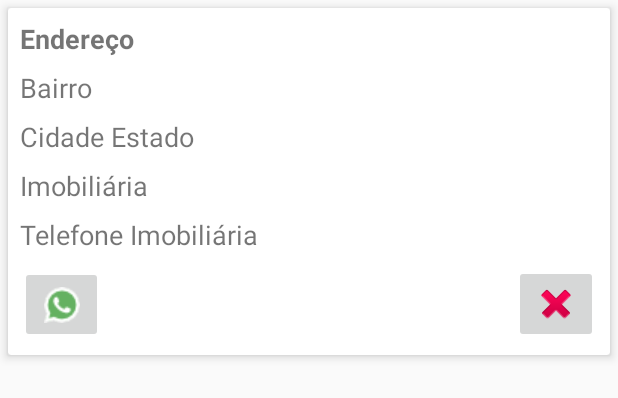
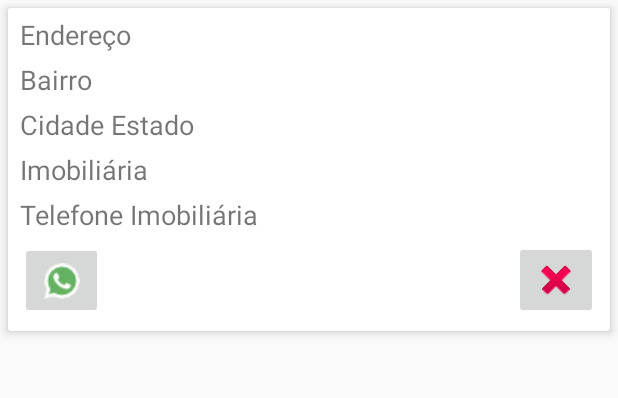
Before and after one commit to jeffersonborges/RentResidence, an Android app: the layout linha_imoveis.xml on its own in the app's theme, with its tools: preview values and no code run, on a phone screen of 412 x 824 dp. Shown: the top 398 px of the screen. Run offline under Robolectric (Android 15) with nearby library versions, the phone set to English and light mode, and no system bars.

```diff
--- a/app/src/main/java/br/com/jborges/rentresidence/Firebase/CDCMessasingService.java
+++ b/app/src/main/java/br/com/jborges/rentresidence/Firebase/CDCMessasingService.java
@@ -1,6 +1,10 @@
 package br.com.jborges.rentresidence.Firebase;
 
 import com.google.firebase.messaging.FirebaseMessagingService;
+
+/**
+ * Jefferson Borges - 2019
+ */
 
 public class CDCMessasingService extends FirebaseMessagingService {
 
--- a/app/src/main/java/br/com/jborges/rentresidence/Firebase/FirebaseInstanceIdService.java
+++ b/app/src/main/java/br/com/jborges/rentresidence/Firebase/FirebaseInstanceIdService.java
@@ -1,5 +1,8 @@
 package br.com.jborges.rentresidence.Firebase;
 
+/**
+ * Jefferson Borges - 2019
+ */
 class FirebaseInstanceIdService {
     protected void onTokenRefresh() {
 
--- a/app/src/main/java/br/com/jborges/rentresidence/Fragments/MapFragment.java
+++ b/app/src/main/java/br/com/jborges/rentresidence/Fragments/MapFragment.java
@@ -1,5 +1,4 @@
 package br.com.jborges.rentresidence.Fragments;
-
 
 import android.os.Bundle;
 import android.support.v4.app.Fragment;
@@ -19,8 +18,9 @@ import com.google.android.gms.maps.model.MarkerOptions;
 import br.com.jborges.rentresidence.R;
 
 /**
- * A simple {@link Fragment} subclass.
+ * Jefferson Borges - 2019
  */
+
 public class MapFragment extends Fragment {
 
 
--- a/app/src/main/res/layout/fragment_add_place.xml
+++ b/app/src/main/res/layout/fragment_add_place.xml
@@ -171,7 +171,7 @@
                 android:id="@+id/etTelefone"
                 android:layout_width="match_parent"
                 android:layout_height="wrap_content"
-                android:inputType="textCapSentences"/>
+                android:inputType="number"/>
         </LinearLayout>
 
         <LinearLayout
--- a/app/src/main/res/layout/linha_imoveis.xml
+++ b/app/src/main/res/layout/linha_imoveis.xml
@@ -20,11 +20,11 @@
             android:layout_gravity="center_vertical"
             android:layout_marginStart="8dp"
             android:layout_marginLeft="8dp"
-            android:layout_marginTop="8dp"
+            android:layout_marginTop="5dp"
             android:layout_marginEnd="8dp"
             android:layout_marginRight="8dp"
             android:textSize="18sp"
-            android:textStyle="bold"
+            android:textStyle="normal"
             app:layout_constraintEnd_toEndOf="parent"
             app:layout_constraintStart_toStartOf="parent"
             app:layout_constraintTop_toTopOf="parent"
@@ -37,7 +37,7 @@
             android:layout_gravity="center_vertical"
             android:layout_marginStart="8dp"
             android:layout_marginLeft="8dp"
-            android:layout_marginTop="8dp"
+            android:layout_marginTop="5dp"
             android:layout_marginEnd="8dp"
             android:layout_marginRight="8dp"
             android:textSize="18sp"
@@ -53,7 +53,7 @@
             android:layout_gravity="center_vertical"
             android:layout_marginStart="8dp"
             android:layout_marginLeft="8dp"
-            android:layout_marginTop="8dp"
+            android:layout_marginTop="5dp"
             android:layout_marginEnd="8dp"
             android:layout_marginRight="8dp"
             android:textSize="18sp"
@@ -69,7 +69,7 @@
             android:layout_gravity="center_vertical"
             android:layout_marginStart="8dp"
             android:layout_marginLeft="8dp"
-            android:layout_marginTop="8dp"
+            android:layout_marginTop="5dp"
             android:layout_marginEnd="8dp"
             android:layout_marginRight="8dp"
             android:textSize="18sp"
@@ -86,7 +86,7 @@
             android:layout_gravity="center_vertical"
             android:layout_marginStart="8dp"
             android:layout_marginLeft="8dp"
-            android:layout_marginTop="8dp"
+            android:layout_marginTop="5dp"
             android:layout_marginEnd="8dp"
             android:layout_marginRight="8dp"
             android:textSize="18sp"
@@ -101,7 +101,7 @@
             android:layout_height="51dp"
             android:layout_marginStart="8dp"
             android:layout_marginLeft="8dp"
-            android:layout_marginTop="8dp"
+            android:layout_marginTop="5dp"
             android:layout_marginBottom="8dp"
             app:layout_constraintBottom_toBottomOf="parent"
             app:layout_constraintStart_toStartOf="parent"
@@ -112,7 +112,7 @@
             android:id="@+id/ib_deletar"
             android:layout_width="wrap_content"
             android:layout_height="wrap_content"
-            android:layout_marginTop="8dp"
+            android:layout_marginTop="5dp"
             android:layout_marginEnd="8dp"
             android:layout_marginRight="8dp"
             android:layout_marginBottom="8dp"
```
Also changed, not shown: app/src/main/java/br/com/jborges/rentresidence/Activity/LoginEmailActivity.java (+0 -8 lines), app/src/main/java/br/com/jborges/rentresidence/Activity/MenuActivity.java (+0 -8 lines), app/src/main/java/br/com/jborges/rentresidence/Adapter/ImovelAdapter.java (+15 -11 lines), app/src/main/java/br/com/jborges/rentresidence/Firebase/CDCInstanceIDService.java (+5 -3 lines), app/src/main/java/br/com/jborges/rentresidence/Fragments/AddPlaceFragment.java (+23 -11 lines), app/src/main/java/br/com/jborges/rentresidence/Fragments/PlaceListingFragment.java (+38 -8 lines), app/src/main/java/br/com/jborges/rentresidence/Persistencia/ImovelDAO.java (+3 -10 lines).
